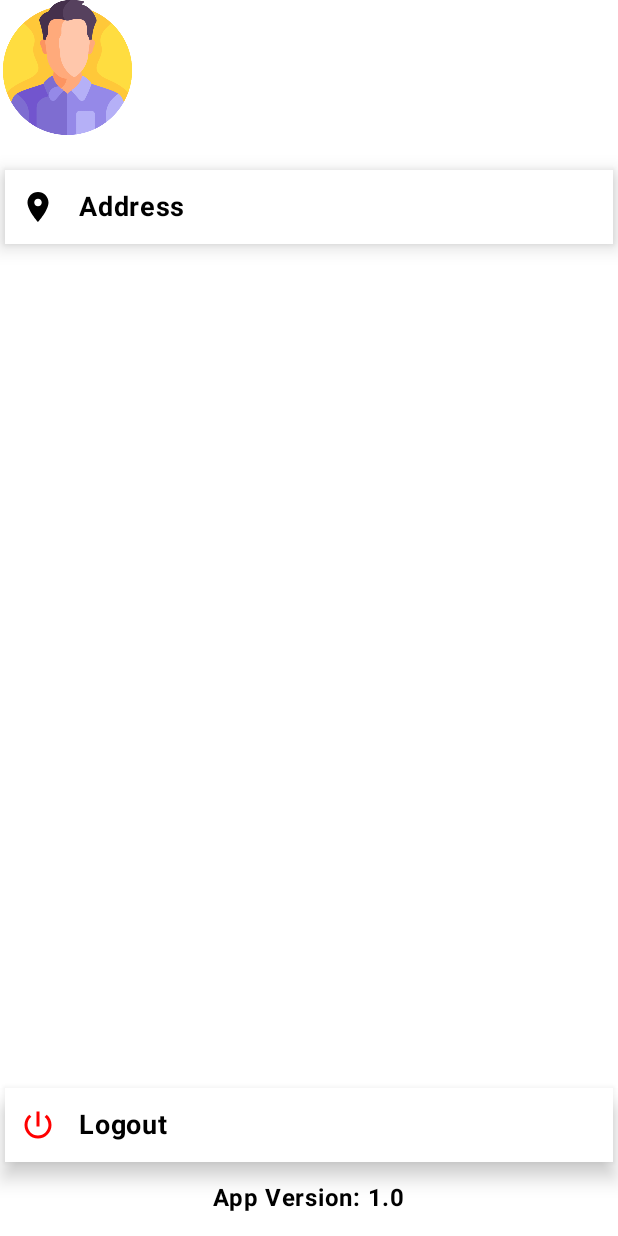
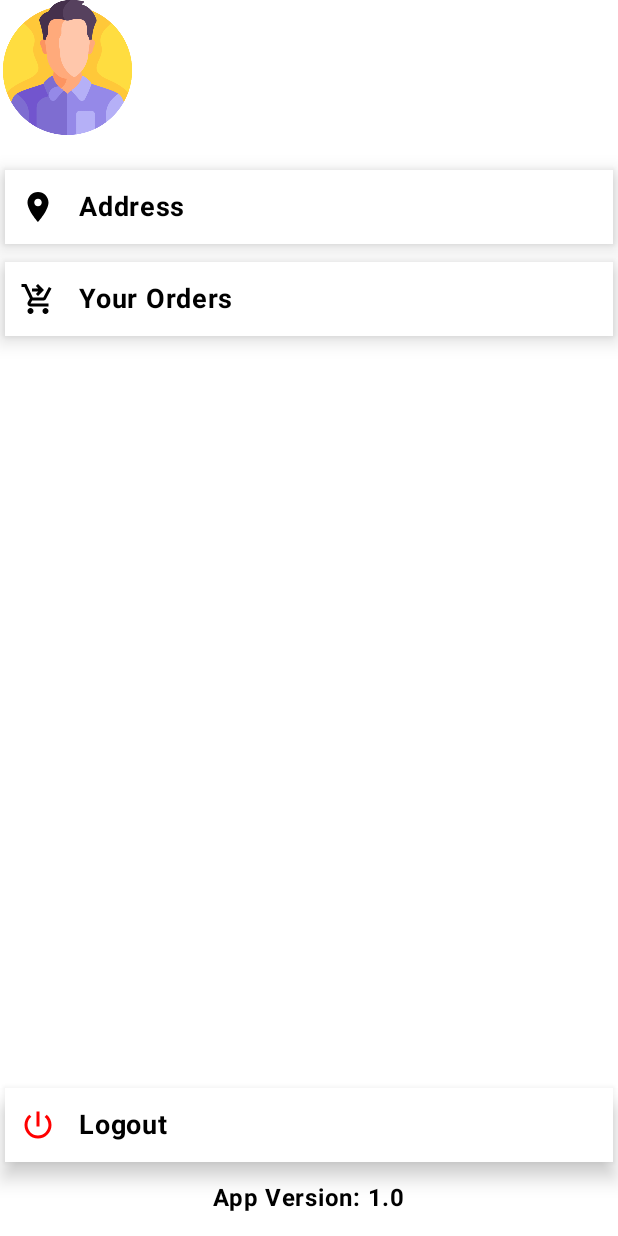
Before and after one commit to Abhishek1029/EShopp, an Android app built with Jetpack Compose: the @Preview function ProfileScreenPreview, on a phone screen of 412 x 824 dp. Run offline under Robolectric (Android 15) with nearby library versions, the phone set to English and light mode, and no system bars; our stand-ins replace Dagger/Hilt's generated code, Firebase (no records; nobody signed in at launch, a user with empty details on screens opened directly), constraintlayout-compose.

Commit message:
work on Bottom Nav Screen

```diff
--- a/app/build.gradle.kts
+++ b/app/build.gradle.kts
@@ -98,6 +98,7 @@ dependencies {
     implementation("com.squareup.retrofit2:converter-gson:2.10.0")
     implementation("com.google.accompanist:accompanist-pager-indicators:0.30.1")
     implementation("com.github.bumptech.glide:compose:1.0.0-beta01")
+    implementation("androidx.compose.material:material-icons-extended-android:1.6.4")
 
 }
 kapt {
--- a/app/src/main/java/com/futurecoder/eshopp/ui/composefiles/ProfileComposable.kt
+++ b/app/src/main/java/com/futurecoder/eshopp/ui/composefiles/ProfileComposable.kt
@@ -10,6 +10,7 @@ import androidx.compose.foundation.layout.padding
 import androidx.compose.foundation.layout.size
 import androidx.compose.material.icons.Icons
 import androidx.compose.material.icons.filled.LocationOn
+import androidx.compose.material.icons.filled.ShoppingCartCheckout
 import androidx.compose.material3.CardDefaults
 import androidx.compose.material3.ElevatedCard
 import androidx.compose.material3.ExperimentalMaterial3Api
@@ -89,7 +90,7 @@ fun ProfileScreen(
             .fillMaxSize()
             .background(Color.White)
     ) {
-        val (profileIcon, nameText, emailText, addressCard, logoutCard, appVersionText) = createRefs()
+        val (profileIcon, nameText, emailText, addressCard, ordersCard, logoutCard, appVersionText) = createRefs()
         Image(
             painter = painterResource(id = R.drawable.profile_icon),
             contentDescription = "Profile Icon",
@@ -152,6 +153,45 @@ fun ProfileScreen(
                 Spacer(modifier = Modifier.size(15.dp))
                 CustomText(
                     text = AppString.address,
+                    fontSize = 18.sp,
+                    textStyle = FontWeight.Bold
+                )
+            }
+        }
+
+        ElevatedCard(
+            onClick = {
+                onAddressCardClick()
+            }, modifier = Modifier
+                .height(56.dp)
+                .padding(3.dp)
+                .constrainAs(ordersCard) {
+                    start.linkTo(parent.start)
+                    end.linkTo(parent.end)
+                    top.linkTo(addressCard.bottom, 5.dp)
+                    width = Dimension.fillToConstraints
+                },
+            colors = CardDefaults.elevatedCardColors(
+                containerColor = Color.White,
+                contentColor = Color.Black
+            ), shape = RectangleShape, elevation = CardDefaults.elevatedCardElevation(
+                defaultElevation = 8.dp,
+                pressedElevation = 10.dp
+            )
+        ) {
+            Row(
+                modifier = Modifier.fillMaxSize(),
+                verticalAlignment = Alignment.CenterVertically
+            ) {
+                Spacer(modifier = Modifier.size(10.dp))
+                Icon(
+                    imageVector = Icons.Default.ShoppingCartCheckout,
+                    contentDescription = "Your Orders",
+                    tint = Color.Black
+                )
+                Spacer(modifier = Modifier.size(15.dp))
+                CustomText(
+                    text = AppString.your_orders,
                     fontSize = 18.sp,
                     textStyle = FontWeight.Bold
                 )
--- a/app/src/main/res/values/strings.xml
+++ b/app/src/main/res/values/strings.xml
@@ -62,4 +62,5 @@
     <string name="explore_more_and_shortlist_item">Explore more and shortlist some items</string>
     <string name="add_items_to_get_started">Add Items to get Started</string>
     <string name="start_shopping">Start Shopping</string>
+    <string name="your_orders">Your Orders</string>
 </resources>
```
